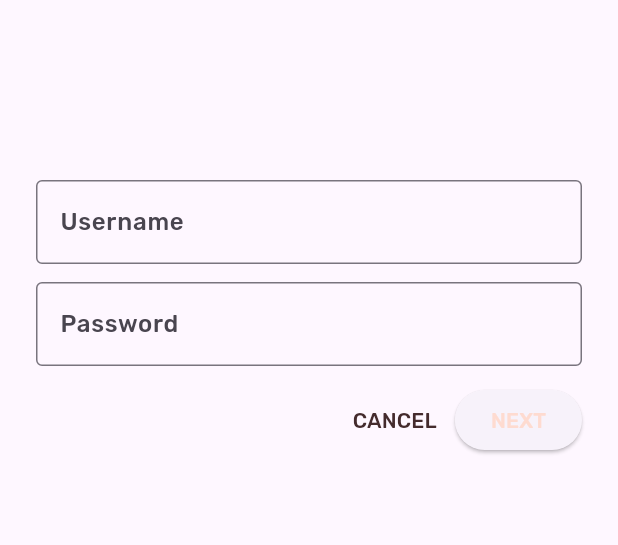
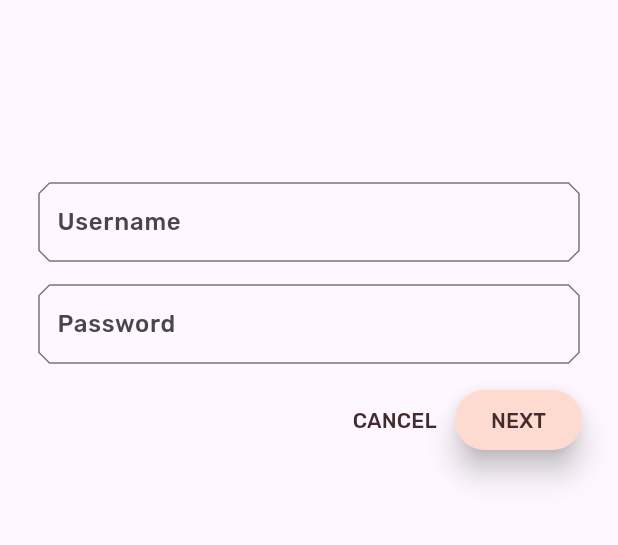
Before and after one commit to hamna456/Flutter-Lab-4, a Flutter app: the screen it shows after launch, on a phone screen of 412 x 824 dp, the part 243-788 px from its top. Run offline on Flutter 3.47's test engine with Material 3 defaults, Android fonts, the phone set to English and light mode, and no system bars.

Commit message:
STEP 6 in task 2

```diff
--- a/task2/material-components-flutter-codelabs-103-starter_and_102-complete/mdc_100_series/lib/app.dart
+++ b/task2/material-components-flutter-codelabs-103-starter_and_102-complete/mdc_100_series/lib/app.dart
@@ -17,6 +17,7 @@ import 'package:flutter/material.dart';
 import 'home.dart';
 import 'login.dart';
 import 'colors.dart';
+import 'supplemental/cut_corners_border.dart';
 
 // TODO: Convert ShrineApp to stateful widget (104)
 class ShrineApp extends StatelessWidget {
@@ -59,8 +60,8 @@ ThemeData _buildShrineTheme() {
     ),
     // TODO: Decorate the inputs (103)
     inputDecorationTheme: const InputDecorationTheme(
-      border: OutlineInputBorder(),
-      focusedBorder: OutlineInputBorder(
+      border: CutCornersBorder(),
+      focusedBorder: CutCornersBorder(
         borderSide: BorderSide(
           width: 2.0,
           color: kShrineBrown900,
--- a/task2/material-components-flutter-codelabs-103-starter_and_102-complete/mdc_100_series/lib/home.dart
+++ b/task2/material-components-flutter-codelabs-103-starter_and_102-complete/mdc_100_series/lib/home.dart
@@ -36,6 +36,7 @@ class HomePage extends StatelessWidget {
       return Card(
         clipBehavior: Clip.antiAlias,
         // TODO: Adjust card heights (103)
+        elevation: 0.0,
         child: Column(
           // TODO: Center items on the card (103)
           crossAxisAlignment: CrossAxisAlignment.start,
--- a/task2/material-components-flutter-codelabs-103-starter_and_102-complete/mdc_100_series/lib/login.dart
+++ b/task2/material-components-flutter-codelabs-103-starter_and_102-complete/mdc_100_series/lib/login.dart
@@ -13,6 +13,7 @@
 // limitations under the License.
 
 import 'package:flutter/material.dart';
+import 'package:shrine/colors.dart';
 
 class LoginPage extends StatefulWidget {
   const LoginPage({Key? key}) : super(key: key);
@@ -84,6 +85,11 @@ class _LoginPageState extends State<LoginPage> {
                   onPressed: () {
                     Navigator.pop(context);
                   },
+                  style: ElevatedButton.styleFrom(
+                    foregroundColor: kShrineBrown900,
+                    backgroundColor: kShrinePink100,
+                    elevation: 8.0,
+                  ),
                 ),
               ],
             ),
```
